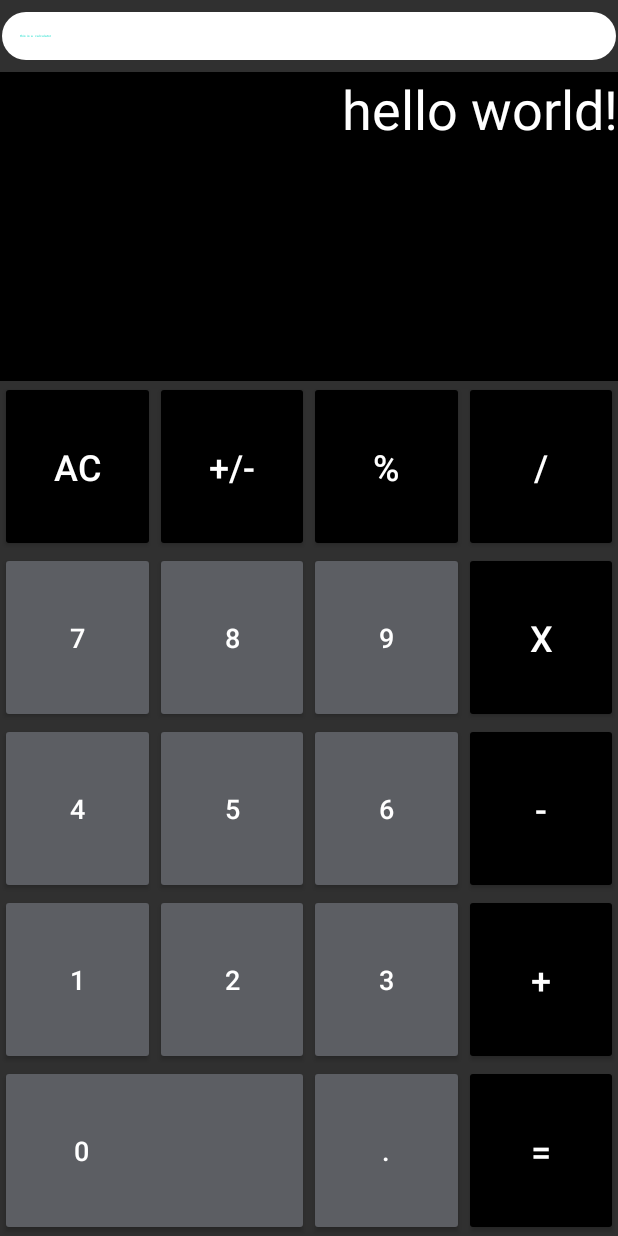
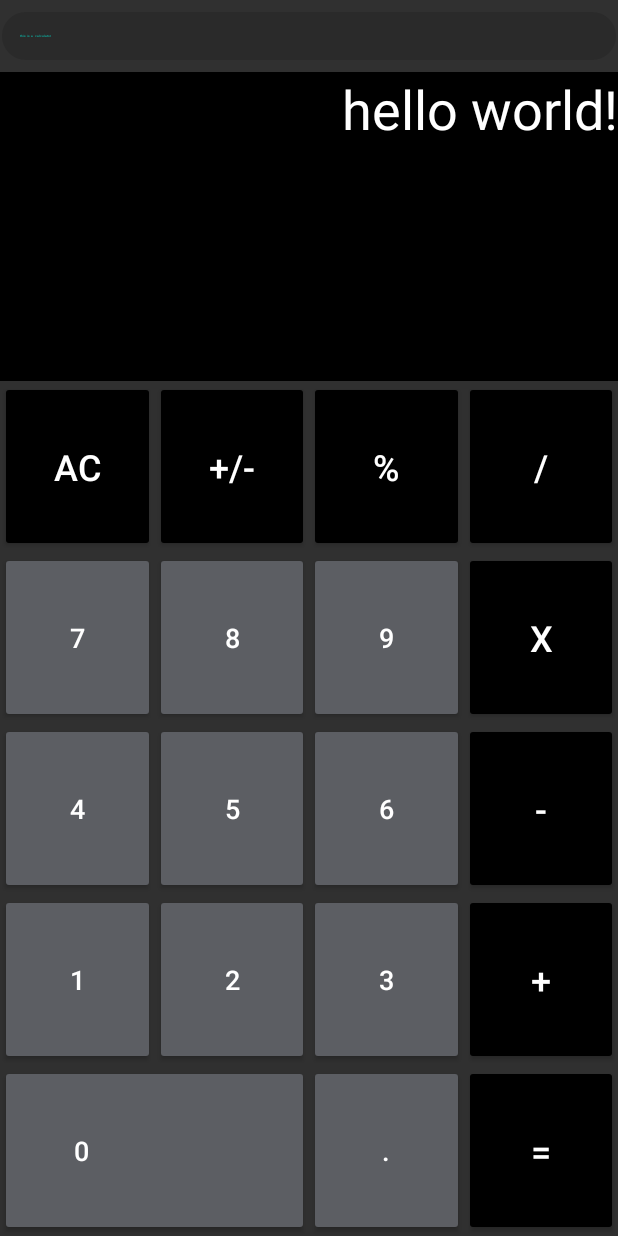
Before and after one commit to qyang89/MaterialDesign627, an Android app: the screen it shows after launch (MainActivity), on a phone screen of 412 x 824 dp. Run offline under Robolectric (Android 15) with nearby library versions, the phone set to English and light mode, and no system bars.

```diff
--- a/app/src/main/res/values/styles.xml
+++ b/app/src/main/res/values/styles.xml
@@ -22,15 +22,16 @@
         <item name="colorAccent">@color/colorAccent</item>
 
         <!-- New MaterialComponents attributes. -->
-        <item name="colorPrimaryVariant">@color/design_default_color_primary</item>
-        <item name="colorSecondaryVariant">@color/design_default_color_secondary_variant</item>
-        <item name="colorSurface">@color/design_default_color_surface</item>
-        <item name="colorOnPrimary">@color/design_default_color_primary</item>
-        <item name="colorOnSecondary">@color/design_default_color_secondary</item>
-        <item name="colorOnBackground">@color/my_app_color_on_background</item>
-        <item name="colorOnError">@color/design_default_color_error</item>
-        <item name="colorOnSurface">@color/design_default_color_surface</item>
-        <item name="scrimBackground">@color/mtrl_scrim_color</item>
+        <!--<item name="colorPrimaryVariant">@color/design_default_color_primary</item>-->
+        <!--<item name="colorSecondaryVariant">@color/design_default_color_secondary_variant</item>-->
+        <!--<item name="colorSurface">@color/design_default_color_surface</item>-->
+        <!--<item name="colorOnPrimary">@color/design_default_color_primary</item>-->
+        <!--<item name="colorOnSecondary">@color/design_default_color_secondary</item>-->
+        <!--<item name="colorOnBackground">@color/my_app_color_on_background</item>-->
+        <!--<item name="colorOnError">@color/design_default_color_error</item>-->
+        <!--<item name="colorOnSurface">@color/design_default_color_surface</item>-->
+        <!--<item name="scrimBackground">@color/color10</item>-->
+
         <item name="textAppearanceHeadline1">@style/TextAppearance.MaterialComponents.Headline1</item>
         <item name="textAppearanceHeadline2">@style/TextAppearance.MaterialComponents.Headline2</item>
         <item name="textAppearanceHeadline3">@style/TextAppearance.MaterialComponents.Headline3</item>
```
